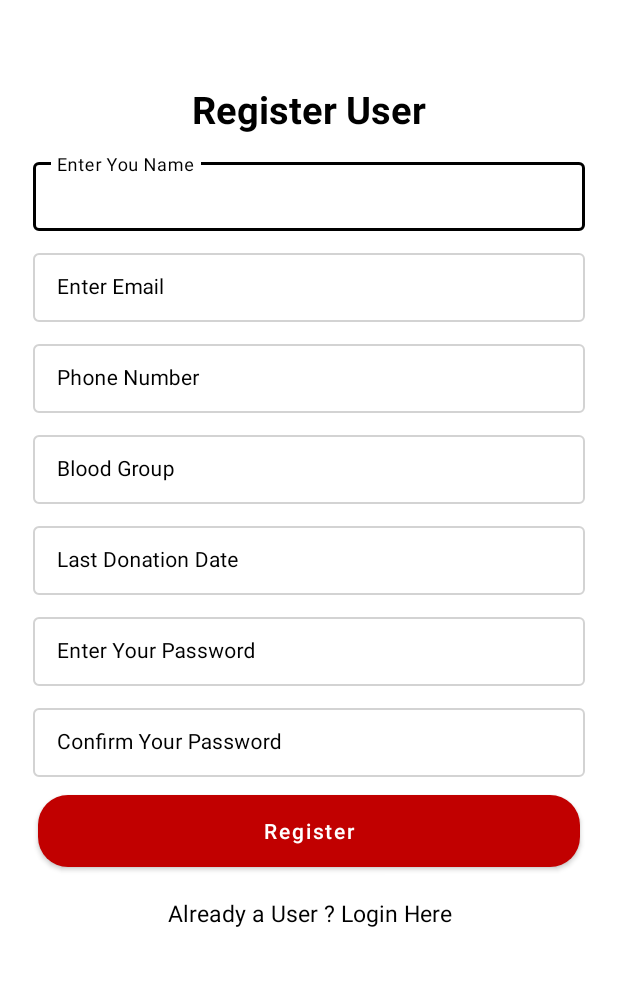
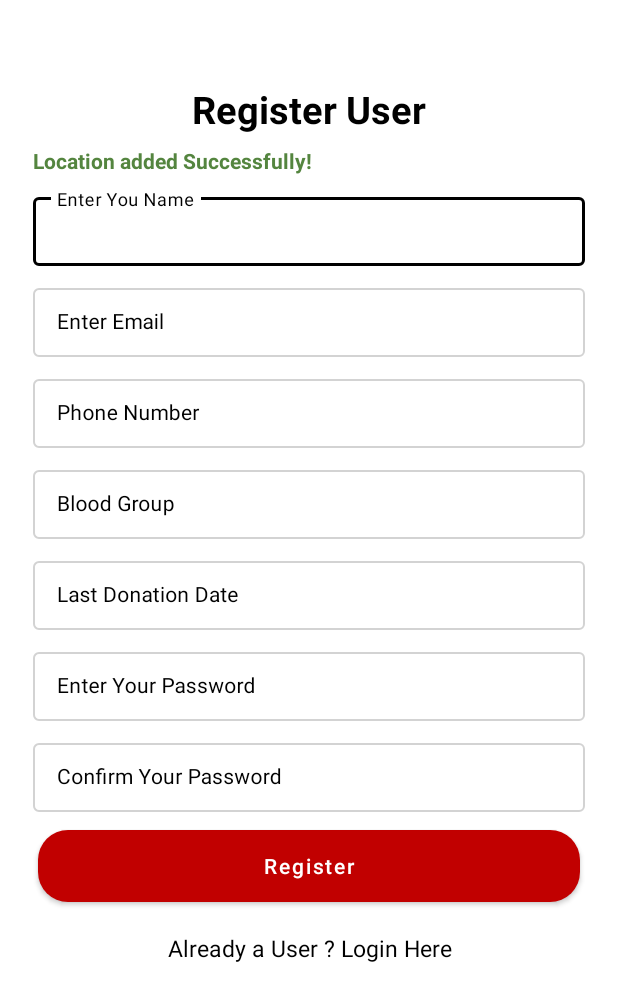
Before and after one commit to SohanCSERU/FirebaseCreateUser, an Android app: the RegistrationActivity screen opened directly, with no data from a screen before it, on a phone screen of 412 x 824 dp. Shown: the top 1001 px of the screen. Run offline under Robolectric (Android 15) with nearby library versions, the phone set to English and light mode, and no system bars; our stand-ins replace Firebase (no records; nobody signed in at launch, a user with empty details on screens opened directly).

Commit message:
Added Location Added Message

```diff
--- a/app/src/main/res/layout/activity_registration.xml
+++ b/app/src/main/res/layout/activity_registration.xml
@@ -29,12 +29,26 @@
 
         </TextView>
 
+        <TextView
+            android:id="@+id/location_added_msg"
+            android:layout_width="match_parent"
+            android:layout_height="wrap_content"
+            android:textAlignment="textStart"
+            android:padding="2dp"
+            android:layout_marginStart="20dp"
+            android:layout_marginEnd="20dp"
+            android:layout_below="@+id/register_title"
+            android:text="Location added Successfully!"
+            android:textColor="@color/transperent_green"
+            android:textStyle="bold"
+            />
+
         <!--edit text for user name-->
         <com.google.android.material.textfield.TextInputLayout
             android:id="@+id/idTILUserName"
             style="@style/LoginTextInputLayoutStyle"
             android:layout_width="match_parent"
-            android:layout_below="@id/register_title"
+            android:layout_below="@id/location_added_msg"
             android:layout_height="wrap_content"
             android:layout_marginStart="20dp"
             android:layout_marginTop="5dp"
--- a/app/src/main/res/values/colors.xml
+++ b/app/src/main/res/values/colors.xml
@@ -12,6 +12,7 @@
     <color name="app_color_1">#F6F1FF</color>
     <color name="app_color_2">#C10000</color>
     <color name="title_color">#000000</color>
+    <color name="transperent_green">#54853F</color>
 
 <!--    used for background-->
     <color name="white_shade_1">#FFFFFF</color>
```
